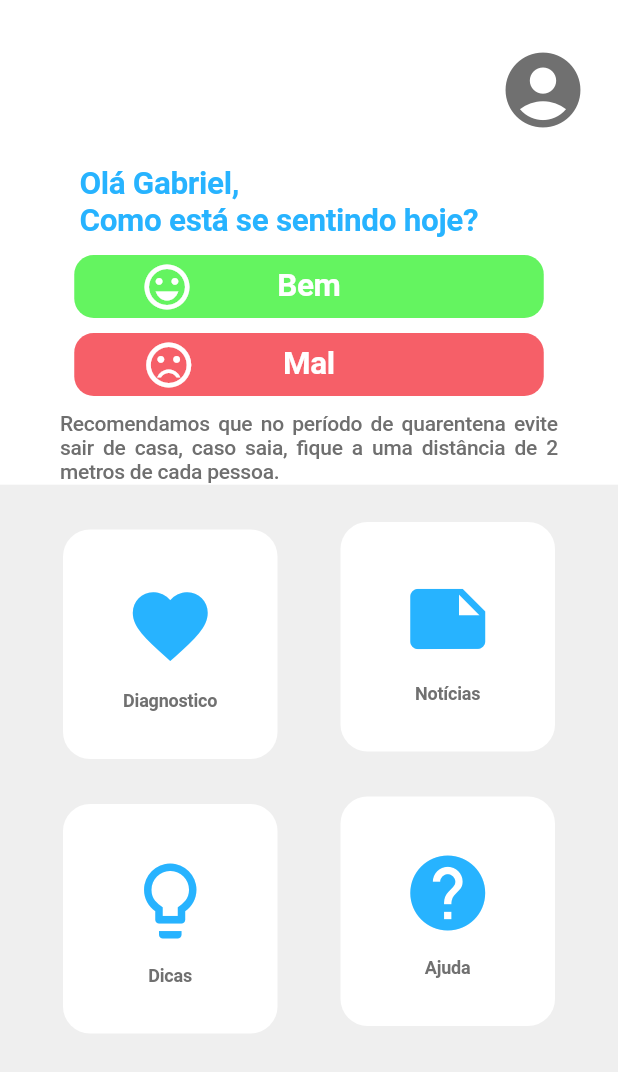
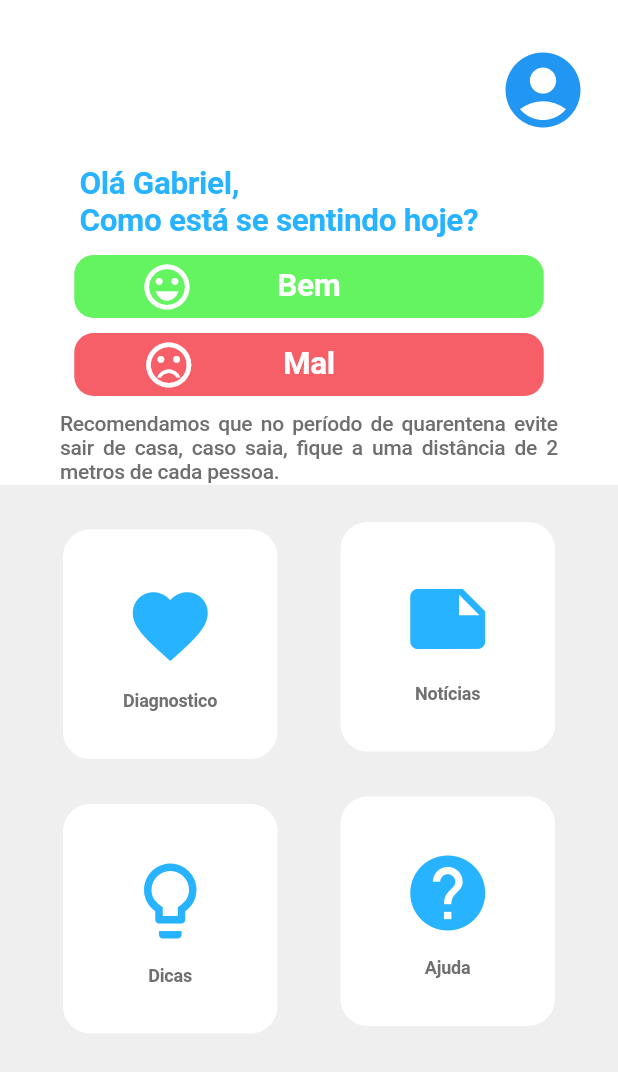
Before and after one commit to gabssanto/Covid-19-Hackathon-App, a Flutter app: the HomePage screen opened directly, on a phone screen of 412 x 824 dp. Shown: the top 1072 px of the screen. Run offline on Flutter 3.47's test engine with Material 2 defaults, Android fonts, the phone set to English and light mode, and no system bars; our stand-ins replace csv, flutter_mobx, flutter_svg, google_maps_flutter, location, mobx; missing offline and left inert: maps_launcher; accounts and stored records are empty; generated files the repository leaves out were written again; Roboto replaces fonts that are missing (Montserrat); project files that could hold a hidden picture were left out.

Commit message:
homepage arrumada

```diff
--- a/lib/global/homePageAppBar.dart
+++ b/lib/global/homePageAppBar.dart
@@ -1,4 +1,5 @@
 import 'package:covid19/autoAvaliationPage.dart';
+import 'package:covid19/profilePage.dart';
 import 'package:flutter/material.dart';
 import 'package:flutter_svg/svg.dart';
 
@@ -32,9 +33,31 @@ class HomePageAppBar extends StatelessWidget implements PreferredSizeWidget {
               crossAxisAlignment: CrossAxisAlignment.center,
               children: <Widget>[
                 Container(
-                  child: Icon(Icons.notifications, size: 60, color: Colors.white)//Color(0xff27b3ff),)
+                  child: ClipOval(
+                    child: Material(
+                      color: Colors.white,
+                      child: InkWell(
+                        splashColor: Color.fromRGBO(1, 1, 1, 0),
+                        child: Icon(Icons.notifications, size: 60, color: Colors.white),
+                      ),
+                    ),
+                  ),
                 ),
-                Icon(Icons.account_circle, size: 60, color: Color(0xff707070),)
+                Container(
+                  child: ClipOval(
+                    child: Material(
+                      color: Colors.white,
+                      child: InkWell(
+                        splashColor: Color.fromRGBO(1, 1, 1, 0),
+                        child: Icon(Icons.account_circle, size: 60, color: Colors.blue),
+                        onTap: () {
+                          Navigator.push(
+                          context, MaterialPageRoute(builder: (context) => ProfilePage()));
+                        },
+                      ),
+                    ),
+                  ),
+                )
               ],
             ),
           ),
```
Also changed, not shown: lib/profilePage.dart (added, +52 -0 lines).
